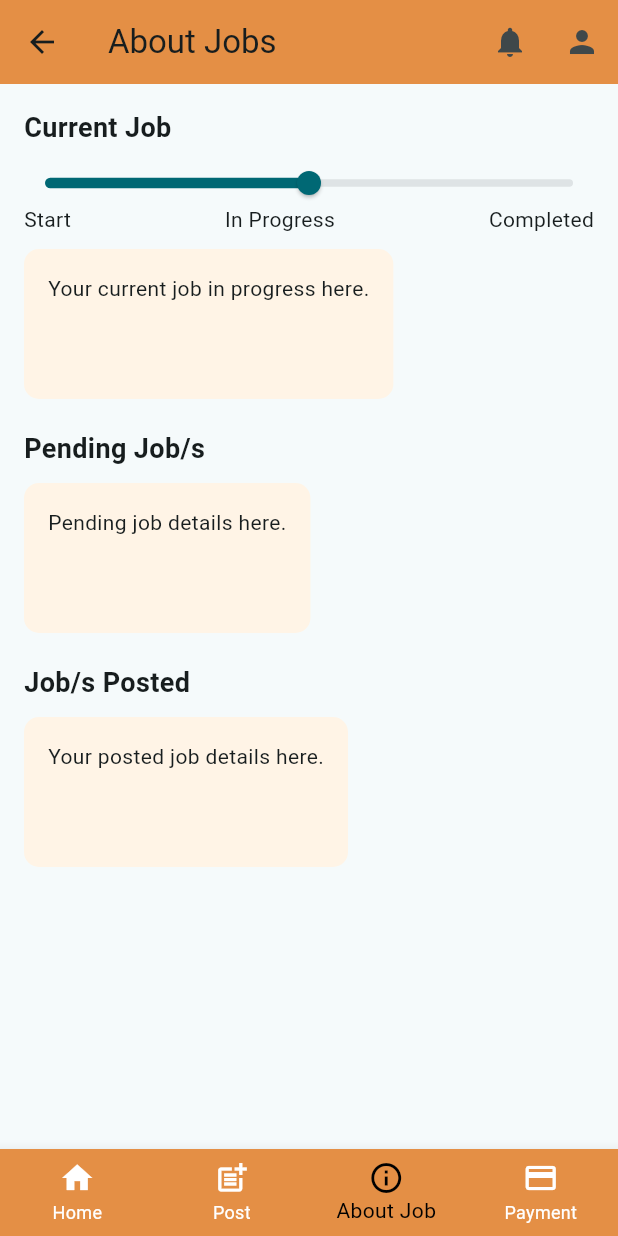
After one commit to MarkCristian-Salas/Flutter-Project, a Flutter app: the JobPage screen opened directly, item 2 of the bottom bar chosen, after a tap on the "arrow back" icon, on a phone screen of 412 x 824 dp. The commit adds this screen. Run offline on Flutter 3.47's test engine with Material 3 defaults, Android fonts, the phone set to English and light mode, and no system bars; our stand-ins replace get, get_storage, google_fonts; accounts and stored records are empty.

Commit message:
adding job_page and post_page

```diff
--- a/lib/views/home.dart
+++ b/lib/views/home.dart
@@ -1,6 +1,8 @@
 import 'package:flutter/material.dart';
 import 'profile_page.dart'; // Import the profile page
-import 'notif_page.dart';
+import 'notif_page.dart';   // Import the notification page
+import 'Post_Page.dart';    // Import the PostPage
+import 'job_page.dart';     // Import the JobPage
 
 class HomePage extends StatelessWidget {
   @override
@@ -44,11 +46,11 @@ class HomePage extends StatelessWidget {
               SizedBox(height: 20),
               SectionTitle(title: 'Most Recent Job'),
               SizedBox(height: 10),
-              JobCard(), // Placeholder for the job content
+              JobCard(description: 'Details of the most recent job.'), // Placeholder for the job content
               SizedBox(height: 20),
               SectionTitleWithDropdown(title: 'Category'),
               SizedBox(height: 10),
-              JobCard(), // Placeholder for category content
+              JobCard(description: 'Job details by category.'), // Placeholder for category content
             ],
           ),
         ),
@@ -77,6 +79,28 @@ class HomePage extends StatelessWidget {
         ],
         selectedItemColor: Colors.black, // Bottom nav bar selected item color
         unselectedItemColor: Colors.white,
+        onTap: (index) {
+          switch (index) {
+            case 0:
+              // Currently on HomePage, no navigation needed
+              break;
+            case 1:
+              // Navigate to PostPage when the Post tab is tapped
+              Navigator.push(
+                context,
+                MaterialPageRoute(builder: (context) => PostPage()),
+              );
+              break;
+            case 2:
+              // Navigate to JobPage when the About Job tab is tapped
+              Navigator.push(
+                context,
+                MaterialPageRoute(builder: (context) => JobPage()),
+              );
+              break;
+            // Add more cases for other navigation items if needed
+          }
+        },
       ),
     );
   }
@@ -183,6 +207,10 @@ class SectionTitleWithDropdown extends StatelessWidget {
 }
 
 class JobCard extends StatelessWidget {
+  final String description;
+
+  JobCard({required this.description});
+
   @override
   Widget build(BuildContext context) {
     return Container(
@@ -192,7 +220,10 @@ class JobCard extends StatelessWidget {
         borderRadius: BorderRadius.circular(10),
       ),
       child: Center(
-        child: Text('Job Details Here'),
+        child: Padding(
+          padding: const EdgeInsets.all(16.0),
+          child: Text(description),
+        ),
       ),
     );
   }
--- /dev/null
+++ b/lib/views/job_page.dart
@@ -0,0 +1,168 @@
+import 'package:flutter/material.dart';
+import 'profile_page.dart'; // Import the profile page
+import 'notif_page.dart';   // Import the notification page
+import 'home.dart';         // Import the home page
+import 'Post_Page.dart';    // Import the post page
+
+class JobPage extends StatelessWidget {
+  @override
+  Widget build(BuildContext context) {
+    return Scaffold(
+      appBar: AppBar(
+        title: Text('About Jobs'),
+        backgroundColor: Color(0xFFE48F45), // App bar color
+        actions: [
+          IconButton(
+            icon: Icon(Icons.notifications),
+            onPressed: () {
+              // Navigate to NotificationPage when the notification icon is pressed
+              Navigator.push(
+                context,
+                MaterialPageRoute(builder: (context) => NotificationPage()),
+              );
+            },
+          ),
+          IconButton(
+            icon: Icon(Icons.person),
+            onPressed: () {
+              // Navigate to ProfilePage when the profile icon is pressed
+              Navigator.push(
+                context,
+                MaterialPageRoute(builder: (context) => ProfilePage()),
+              );
+            },
+          ),
+        ],
+      ),
+      body: SingleChildScrollView(
+        child: Padding(
+          padding: const EdgeInsets.all(16.0),
+          child: Column(
+            crossAxisAlignment: CrossAxisAlignment.start,
+            children: [
+              SectionTitle(title: 'Current Job'),
+              SizedBox(height: 10),
+              JobProgressBar(),
+              SizedBox(height: 10),
+              JobCard(description: 'Your current job in progress here.'), // Placeholder for current job content
+              SizedBox(height: 20),
+              SectionTitle(title: 'Pending Job/s'),
+              SizedBox(height: 10),
+              JobCard(description: 'Pending job details here.'), // Placeholder for pending jobs
+              SizedBox(height: 20),
+              SectionTitle(title: 'Job/s Posted'),
+              SizedBox(height: 10),
+              JobCard(description: 'Your posted job details here.'), // Placeholder for posted jobs
+            ],
+          ),
+        ),
+      ),
+      bottomNavigationBar: BottomNavigationBar(
+        type: BottomNavigationBarType.fixed,
+        backgroundColor: const Color(0xFFE48F45),
+        currentIndex: 2, // Set current index to 'About Job'
+        items: [
+          BottomNavigationBarItem(
+            icon: Icon(Icons.home),
+            label: 'Home',
+          ),
+          BottomNavigationBarItem(
+            icon: Icon(Icons.post_add),
+            label: 'Post',
+          ),
+          BottomNavigationBarItem(
+            icon: Icon(Icons.info_outline),
+            label: 'About Job',
+          ),
+          BottomNavigationBarItem(
+            icon: Icon(Icons.payment),
+            label: 'Payment',
+          ),
+        ],
+        selectedItemColor: Colors.black, // Bottom nav bar selected item color
+        unselectedItemColor: Colors.white,
+        onTap: (index) {
+          if (index == 0) {
+            // Navigate to HomePage when the Home tab is tapped
+            Navigator.push(
+              context,
+              MaterialPageRoute(builder: (context) => HomePage()),
+            );
+          } else if (index == 1) {
+            // Navigate to PostPage when the Post tab is tapped
+            Navigator.push(
+              context,
+              MaterialPageRoute(builder: (context) => PostPage()),
+            );
+          } // No action needed for index 2 as it's the current page
+        },
+      ),
+    );
+  }
+}
+
+class SectionTitle extends StatelessWidget {
+  final String title;
+
+  SectionTitle({required this.title});
+
+  @override
+  Widget build(BuildContext context) {
+    return Text(
+      title,
+      style: TextStyle(fontSize: 18, fontWeight: FontWeight.bold),
+    );
+  }
+}
+
+class JobProgressBar extends StatelessWidget {
+  @override
+  Widget build(BuildContext context) {
+    return Column(
+      children: [
+        SliderTheme(
+          data: SliderTheme.of(context).copyWith(
+            trackHeight: 5,
+            thumbShape: RoundSliderThumbShape(enabledThumbRadius: 8),
+            overlayShape: RoundSliderOverlayShape(overlayRadius: 14),
+          ),
+          child: Slider(
+            value: 0.5, // Example progress value
+            min: 0.0,
+            max: 1.0,
+            onChanged: (value) {},
+          ),
+        ),
+        Row(
+          mainAxisAlignment: MainAxisAlignment.spaceBetween,
+          children: [
+            Text('Start'),
+            Text('In Progress'),
+            Text('Completed'),
+          ],
+        ),
+      ],
+    );
+  }
+}
+
+class JobCard extends StatelessWidget {
+  final String description;
+
+  JobCard({required this.description});
+
+  @override
+  Widget build(BuildContext context) {
+    return Container(
+      height: 100,
+      decoration: BoxDecoration(
+        color: Color(0xFFFFF4E6), // Light background color for job cards
+        borderRadius: BorderRadius.circular(10),
+      ),
+      child: Padding(
+        padding: const EdgeInsets.all(16.0),
+        child: Text(description),
+      ),
+    );
+  }
+}
--- /dev/null
+++ b/lib/views/post_page.dart
@@ -0,0 +1,99 @@
+import 'package:flutter/material.dart';
+
+class PostPage extends StatelessWidget {
+  @override
+  Widget build(BuildContext context) {
+    return Scaffold(
+      appBar: AppBar(
+        title: Text('Post'),
+        backgroundColor: Color(0xFFE48F45), // App bar color
+        leading: IconButton(
+          icon: Icon(Icons.arrow_back),
+          onPressed: () {
+            Navigator.pop(context); // Navigate back to the previous screen
+          },
+        ),
+      ),
+      body: Padding(
+        padding: const EdgeInsets.all(16.0),
+        child: SingleChildScrollView(
+          child: Column(
+            crossAxisAlignment: CrossAxisAlignment.start,
+            children: [
+              _buildTextField('Location'),
+              SizedBox(height: 20),
+              _buildTextField('Profession'),
+              SizedBox(height: 20),
+              _buildTextField('Reward'),
+              SizedBox(height: 20),
+              _buildTextField('Description', maxLines: 5),
+              SizedBox(height: 20),
+              _buildAttachmentSection(),
+            ],
+          ),
+        ),
+      ),
+      bottomNavigationBar: BottomAppBar(
+        color: Color(0xFFE48F45),
+        child: Row(
+          mainAxisAlignment: MainAxisAlignment.spaceBetween,
+          children: [
+            IconButton(
+              icon: Icon(Icons.attach_file, color: Colors.white),
+              onPressed: () {
+                // Handle attachment
+              },
+            ),
+            TextButton(
+              onPressed: () {
+                // Handle post submission
+              },
+              child: Text(
+                'Post',
+                style: TextStyle(color: Colors.white, fontSize: 18),
+              ),
+            ),
+          ],
+        ),
+      ),
+    );
+  }
+
+  Widget _buildTextField(String label, {int maxLines = 1}) {
+    return TextField(
+      maxLines: maxLines,
+      decoration: InputDecoration(
+        labelText: label,
+        filled: true,
+        fillColor: Color(0xFFFFF4E6), // Light background color
+        border: OutlineInputBorder(
+          borderRadius: BorderRadius.circular(10),
+          borderSide: BorderSide.none,
+        ),
+      ),
+    );
+  }
+
+  Widget _buildAttachmentSection() {
+    return Column(
+      crossAxisAlignment: CrossAxisAlignment.start,
+      children: [
+        Text(
+          'Attachments',
+          style: TextStyle(fontSize: 16, fontWeight: FontWeight.bold),
+        ),
+        SizedBox(height: 10),
+        Container(
+          height: 100,
+          decoration: BoxDecoration(
+            color: Color(0xFFFFF4E6), // Light background color for attachments
+            borderRadius: BorderRadius.circular(10),
+          ),
+          child: Center(
+            child: Text('No attachments yet'),
+          ),
+        ),
+      ],
+    );
+  }
+}
```
